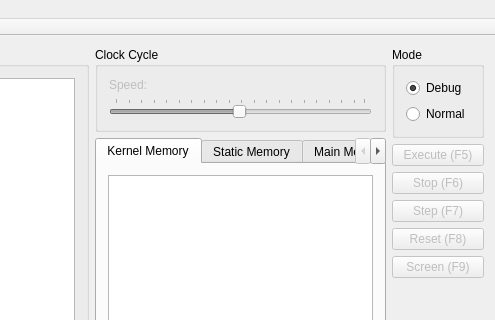
VcamX/MIPS-Virtual-Machine, file mainwindow.ui: the form before one commit; both pictures show x 476 to 971 and y 0 to 320 of the 971 by 683 pixel window.
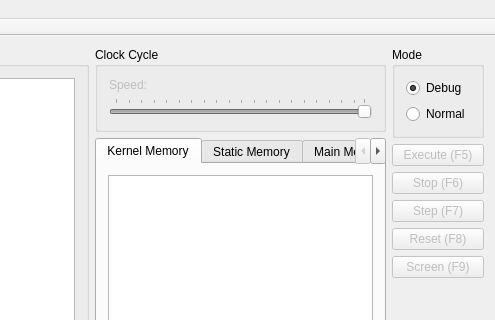
The form after the commit. Icons and pictures are not drawn.

Commit message: some fix on keyboard screen, cpu, UI and main program

What changed in the file:
```diff
--- a/mainwindow.ui
+++ b/mainwindow.ui
@@ -193,10 +193,10 @@
               <number>10</number>
              </property>
              <property name="value">
-              <number>50</number>
+              <number>100</number>
              </property>
              <property name="sliderPosition">
-              <number>50</number>
+              <number>100</number>
              </property>
              <property name="orientation">
               <enum>Qt::Horizontal</enum>
```
The commit also changes 6 other files.
